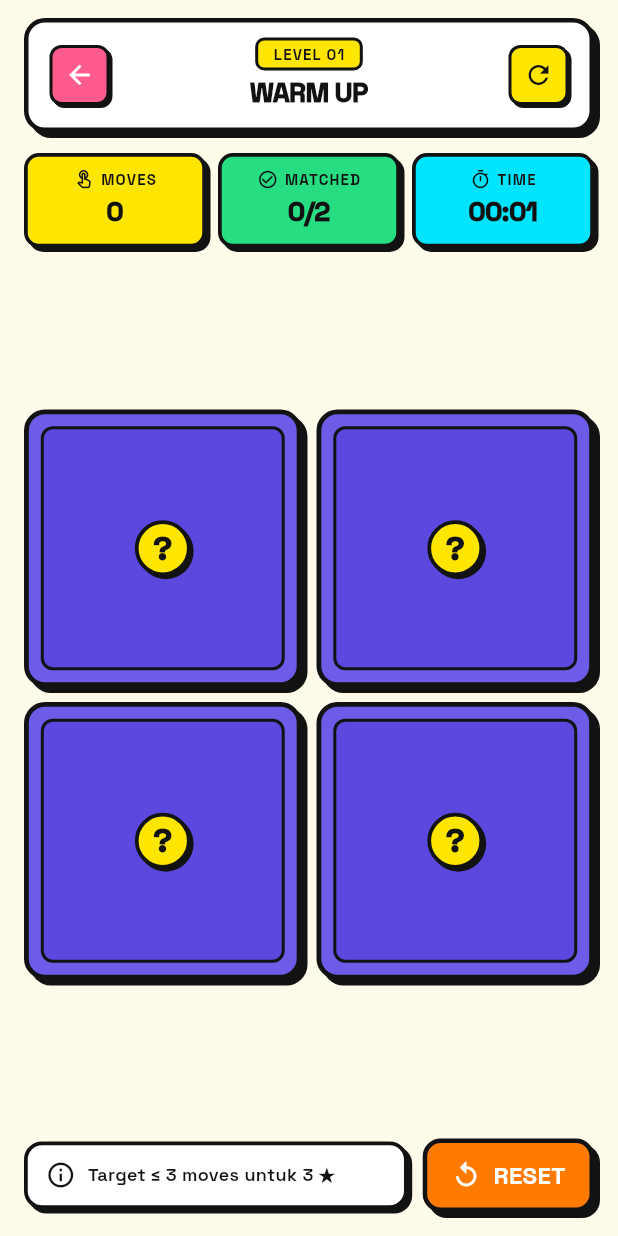
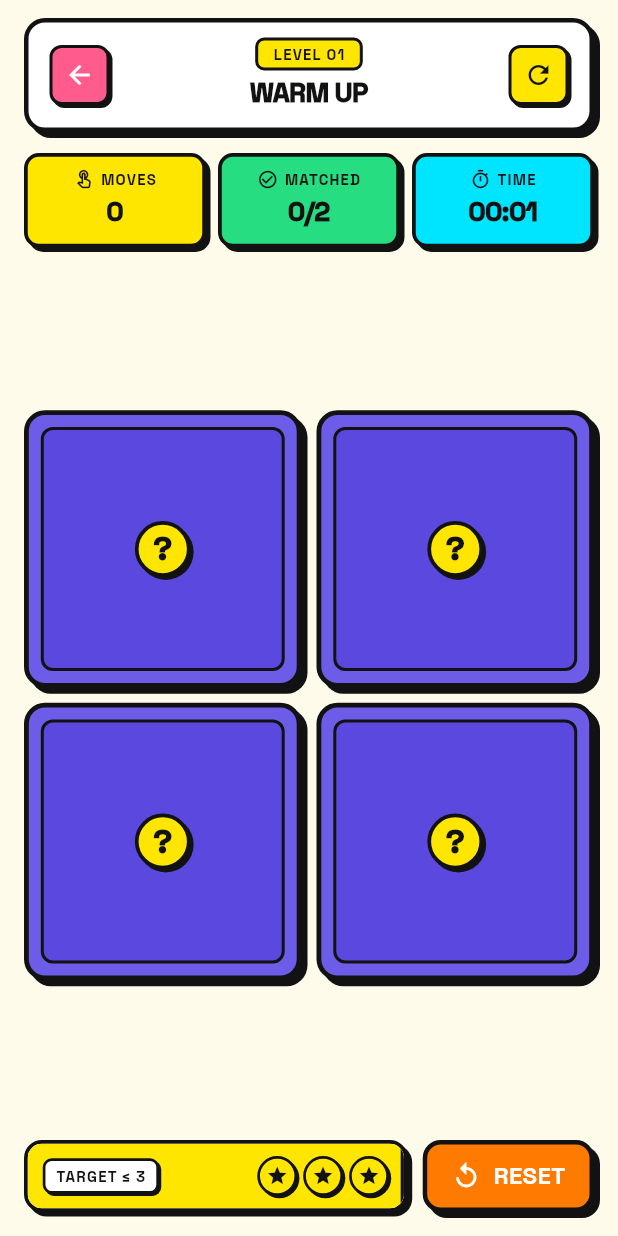
Before and after one commit to SukaMCD/MEMORY-CARD-GAME, a Flutter app: the screen it shows after launch, after a tap on "01", on a phone screen of 412 x 824 dp. Run offline on Flutter 3.47's test engine with Material 3 defaults, Android fonts, the phone set to English and light mode, and no system bars; our stand-ins replace google_fonts.

Commit message:
feat: add stacked 3-star animated progress bar that depletes with moves

```diff
--- a/lib/screens/game_screen.dart
+++ b/lib/screens/game_screen.dart
@@ -354,31 +354,143 @@ class _GameScreenState extends State<GameScreen> {
     );
   }
 
+  double _calculateStarProgress() {
+    final target = _currentLevel.targetMoves;
+    final twoStarLimit = (_currentLevel.targetMoves * 1.5).round();
+    final oneStarLimit = (_currentLevel.targetMoves * 2.2).round();
+
+    if (_movesCount <= target) {
+      final double ratio = target == 0 ? 0.0 : (_movesCount / target);
+      return (1.0 - (ratio * 0.33)).clamp(0.67, 1.0);
+    } else if (_movesCount <= twoStarLimit) {
+      final double diff = (twoStarLimit - target).toDouble();
+      final double progressInTier = diff <= 0 ? 1.0 : (_movesCount - target) / diff;
+      return (0.67 - (progressInTier * 0.33)).clamp(0.34, 0.67);
+    } else {
+      final double diff = (oneStarLimit - twoStarLimit).toDouble();
+      final double progressInTier = diff <= 0 ? 1.0 : (_movesCount - twoStarLimit) / diff;
+      return (0.34 - (progressInTier * 0.26)).clamp(0.08, 0.34);
+    }
+  }
+
   Widget _buildBottomControls() {
+    final currentStars = _calculateStars();
+    final progress = _calculateStarProgress();
+
+    Color barColor;
+    if (currentStars == 3) {
+      barColor = NeoColors.primaryYellow;
+    } else if (currentStars == 2) {
+      barColor = NeoColors.primaryOrange;
+    } else {
+      barColor = NeoColors.primaryPink;
+    }
+
     return Container(
       padding: const EdgeInsets.fromLTRB(16, 4, 16, 16),
       child: Row(
         children: [
+          // Stacked Star Progress Bar Container
           Expanded(
             child: Container(
-              padding: const EdgeInsets.symmetric(horizontal: 12, vertical: 10),
+              height: 48,
               decoration: NeoBox.container(
                 color: Colors.white,
                 borderRadius: 12,
                 borderWidth: 2.5,
                 shadowOffset: const Offset(3, 3),
               ),
-              child: Row(
-                children: [
-                  const Icon(Icons.info_outline, size: 20, color: NeoColors.dark),
-                  const SizedBox(width: 8),
-                  Expanded(
-                    child: Text(
-                      'Target ≤ ${_currentLevel.targetMoves} moves untuk 3 ★',
-                      style: NeoTypography.body(fontSize: 12),
+              child: ClipRRect(
+                borderRadius: BorderRadius.circular(9.5),
+                child: Stack(
+                  alignment: Alignment.centerLeft,
+                  children: [
+                    // Background track
+                    Container(
+                      color: const Color(0xFFF1F2F6),
                     ),
-                  ),
-                ],
+
+                    // Animated Progress Fill (berkurang tiap kali moves bertambah)
+                    AnimatedFractionallySizedBox(
+                      duration: const Duration(milliseconds: 350),
+                      curve: Curves.easeOutCubic,
+                      alignment: Alignment.centerLeft,
+                      widthFactor: progress,
+                      child: Container(
+                        decoration: BoxDecoration(
+                          color: barColor,
+                          border: const Border(
+                            right: BorderSide(color: NeoColors.dark, width: 2.2),
+                          ),
+                        ),
+                      ),
+                    ),
+
+                    // Foreground Elements Bertumpuk: Target info & 3 Bintang
+                    Padding(
+                      padding: const EdgeInsets.symmetric(horizontal: 10),
+                      child: Row(
+                        mainAxisAlignment: MainAxisAlignment.spaceBetween,
+                        children: [
+                          // Target Moves Pill
+                          Container(
+                            padding: const EdgeInsets.symmetric(horizontal: 7, vertical: 3),
+                            decoration: BoxDecoration(
+                              color: Colors.white,
+                              borderRadius: BorderRadius.circular(6),
+                              border: Border.all(color: NeoColors.dark, width: 1.8),
+                              boxShadow: const [
+                                BoxShadow(
+                                  color: NeoColors.dark,
+                                  offset: Offset(1.5, 1.5),
+                                  blurRadius: 0,
+                                ),
+                              ],
+                            ),
+                            child: Text(
+                              'TARGET ≤ ${_currentLevel.targetMoves}',
+                              style: NeoTypography.label(fontSize: 10),
+                            ),
+                          ),
+
+                          // 3 Stars bertumpuk di atas progress bar
+                          Row(
+                            mainAxisSize: MainAxisSize.min,
+                            children: List.generate(3, (index) {
+                              final bool isLit = index < currentStars;
+                              return Padding(
+                                padding: const EdgeInsets.only(left: 4.0),
+                                child: AnimatedContainer(
+                                  duration: const Duration(milliseconds: 300),
+                                  padding: const EdgeInsets.all(4),
+                                  decoration: BoxDecoration(
+                                    color: isLit ? NeoColors.primaryYellow : Colors.grey.shade300,
+                                    shape: BoxShape.circle,
+                                    border: Border.all(color: NeoColors.dark, width: 1.8),
+                                    boxShadow: isLit
+                                        ? const [
+                                            BoxShadow(
+                                              color: NeoColors.dark,
+                                              offset: Offset(1.5, 1.5),
+                                              blurRadius: 0,
+                                            ),
+                                          ]
+                                        : [],
+                                  ),
+                                  child: Icon(
+                                    Icons.star,
+                                    size: 15,
+                                    color: isLit ? NeoColors.dark : Colors.grey.shade600,
+                                  ),
+                                ),
+                              );
+                            }),
+                          ),
+                        ],
+                      ),
+                    ),
+                  ],
+                ),
               ),
             ),
           ),
@@ -388,7 +500,8 @@ class _GameScreenState extends State<GameScreen> {
             icon: Icons.replay,
             backgroundColor: NeoColors.primaryOrange,
             textColor: Colors.white,
-            padding: const EdgeInsets.symmetric(horizontal: 16, vertical: 10),
+            padding: const EdgeInsets.symmetric(horizontal: 16, vertical: 0),
+            height: 48,
             onPressed: _startNewGame,
           ),
         ],
```
